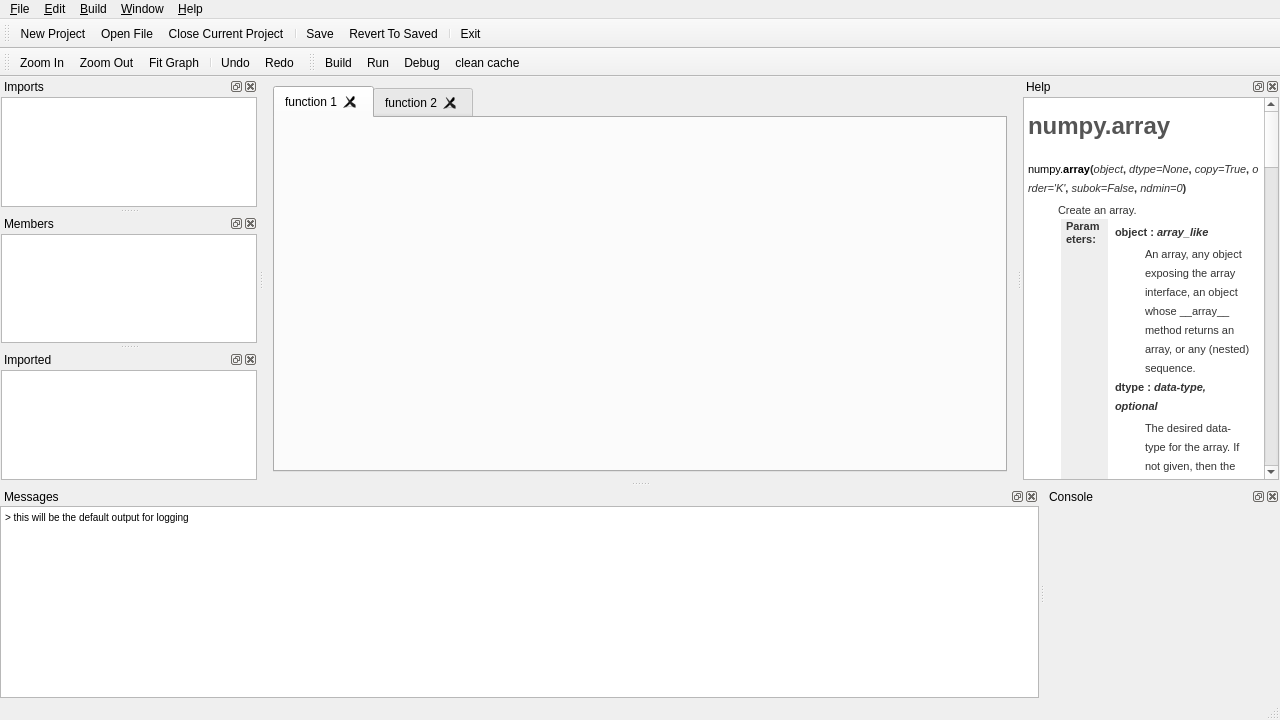
Before: the Qt Designer form mainwindow.ui in yasseerr/Visual-Blueprint, drawn with Qt 5.
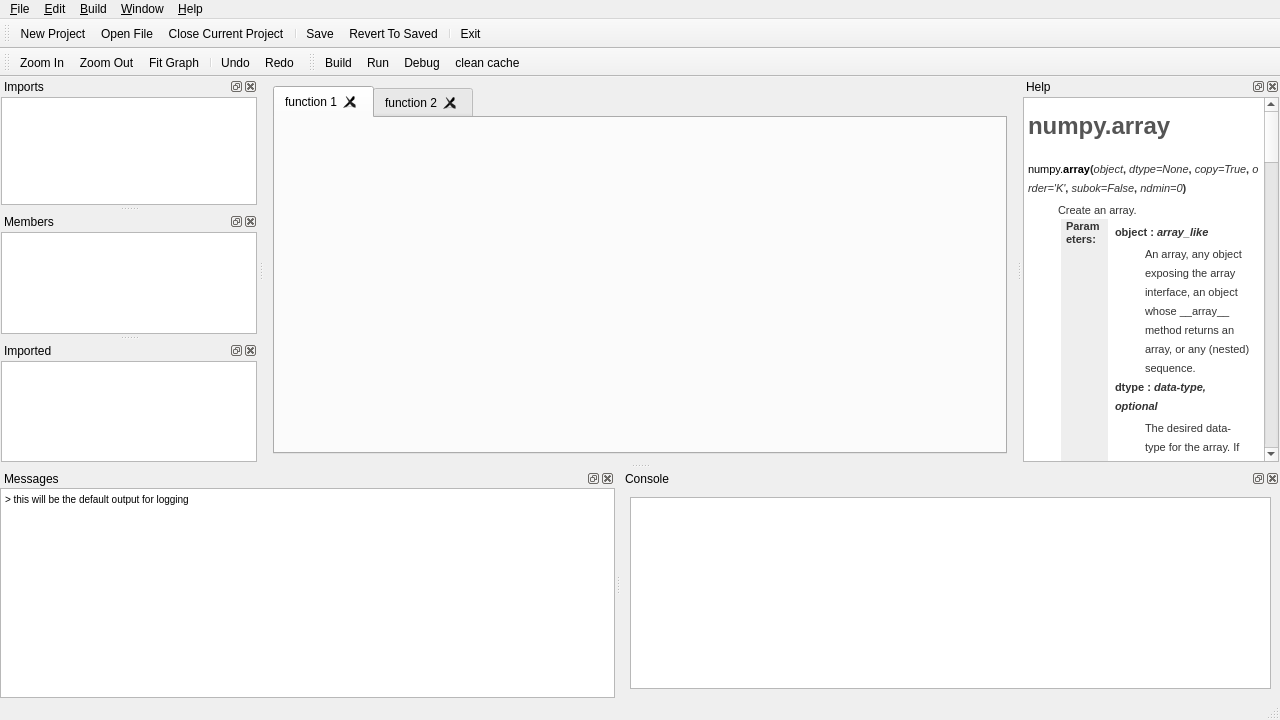
After: the same form once the commit is applied. Icons and pictures are not drawn.

The edit to the form file:
```diff
--- a/mainwindow.ui
+++ b/mainwindow.ui
@@ -319,7 +319,13 @@
    <attribute name="dockWidgetArea">
     <number>8</number>
    </attribute>
-   <widget class="QWidget" name="consoleWidgetContents"/>
+   <widget class="QWidget" name="consoleWidgetContents">
+    <layout class="QVBoxLayout" name="verticalLayout_6">
+     <item>
+      <widget class="QTreeView" name="tmpTreeView"/>
+     </item>
+    </layout>
+   </widget>
   </widget>
   <widget class="QDockWidget" name="modulesDockWidget">
    <property name="minimumSize">
```
